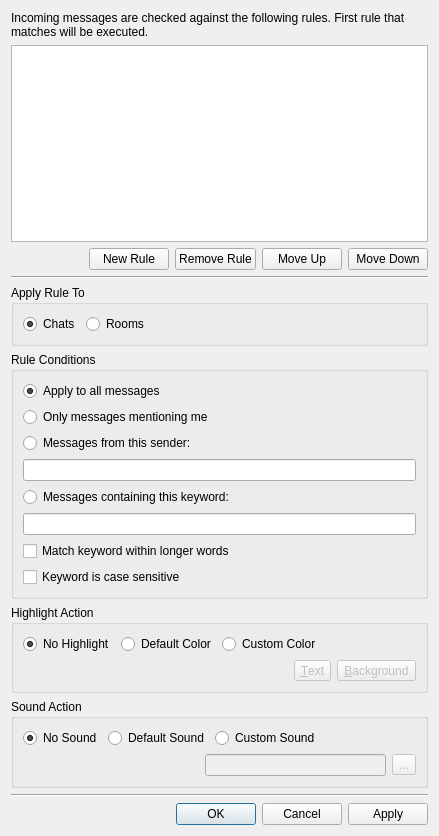
First picture: the form in Swift/QtUI/QtHighlightEditor.ui, repository swift/swift, before the edit.
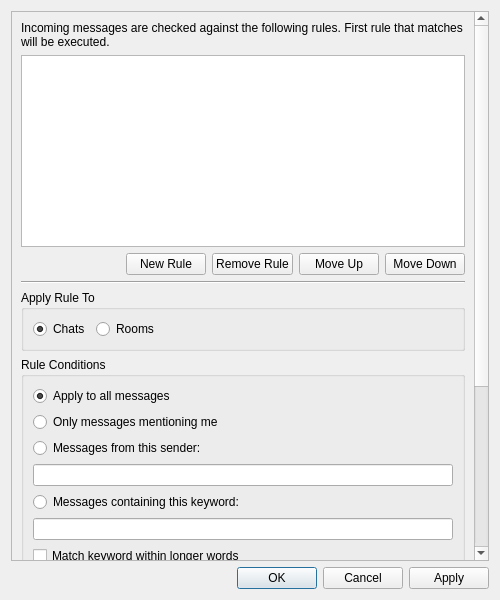
Second picture: the form after the edit. Custom widgets are drawn as their Qt base class.

Commit message:
Fix highlight rules dialog size.
Test-Information:

Verify that dialog is still functional.

The edit to the form file:
```diff
--- a/Swift/QtUI/QtHighlightEditor.ui
+++ b/Swift/QtUI/QtHighlightEditor.ui
@@ -6,8 +6,8 @@
    <rect>
     <x>0</x>
     <y>0</y>
-    <width>439</width>
-    <height>836</height>
+    <width>500</width>
+    <height>600</height>
    </rect>
   </property>
   <property name="sizePolicy">
@@ -18,8 +18,8 @@
   </property>
   <property name="minimumSize">
    <size>
-    <width>439</width>
-    <height>836</height>
+    <width>500</width>
+    <height>600</height>
    </size>
   </property>
   <property name="windowTitle">
@@ -27,6 +27,33 @@
   </property>
   <layout class="QVBoxLayout" name="verticalLayout_2">
    <item>
+    <widget class="QScrollArea" name="scrollArea">
+     <property name="sizePolicy">
+      <sizepolicy hsizetype="Expanding" vsizetype="Expanding">
+       <horstretch>0</horstretch>
+       <verstretch>0</verstretch>
+      </sizepolicy>
+     </property>
+     <property name="frameShape">
+      <enum>QFrame::StyledPanel</enum>
+     </property>
+     <property name="frameShadow">
+      <enum>QFrame::Sunken</enum>
+     </property>
+     <property name="widgetResizable">
+      <bool>true</bool>
+     </property>
+     <widget class="QWidget" name="scrollAreaWidgetContents">
+      <property name="geometry">
+       <rect>
+        <x>0</x>
+        <y>0</y>
+        <width>463</width>
+        <height>792</height>
+       </rect>
+      </property>
+      <layout class="QVBoxLayout" name="verticalLayout_4">
+       <item>
     <widget class="QLabel" name="label_5">
      <property name="text">
       <string>Incoming messages are checked against the following rules. First rule that matches will be executed.</string>
@@ -37,7 +64,20 @@
     </widget>
    </item>
    <item>
-    <widget class="QListWidget" name="listWidget"/>
+        <widget class="QListWidget" name="listWidget">
+         <property name="sizePolicy">
+          <sizepolicy hsizetype="Expanding" vsizetype="Expanding">
+           <horstretch>0</horstretch>
+           <verstretch>0</verstretch>
+          </sizepolicy>
+         </property>
+         <property name="minimumSize">
+          <size>
+           <width>0</width>
+           <height>0</height>
+          </size>
+         </property>
+        </widget>
    </item>
    <item>
     <layout class="QHBoxLayout" name="horizontalLayout_3">
@@ -401,11 +441,8 @@
      </layout>
     </widget>
    </item>
-   <item>
-    <widget class="Line" name="line_2">
-     <property name="orientation">
-      <enum>Qt::Horizontal</enum>
-     </property>
+      </layout>
+     </widget>
     </widget>
    </item>
    <item>
```
Lines whose indentation alone changed are shown as unchanged.
